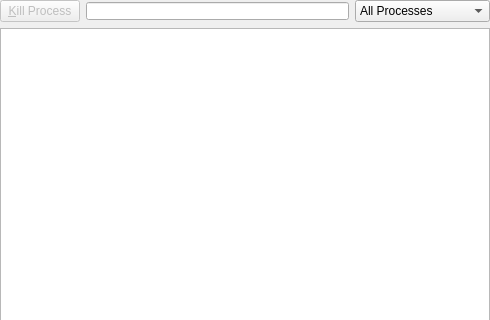
Above: processui/ProcessWidgetUI.ui from KDE/libksysguard before the change; both pictures show x 0 to 490 and y 0 to 320 of the 490 by 472 pixel window. Below: the same form after it.
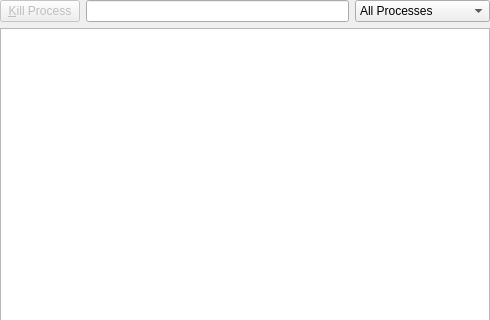
That is the form after the change. Custom widgets are drawn as their Qt base class.

Commit message: Do not set a style sheet on quick search widget

```diff
--- a/processui/ProcessWidgetUI.ui
+++ b/processui/ProcessWidgetUI.ui
@@ -45,9 +45,6 @@
      </item>
      <item>
       <widget class="KLineEdit" name="txtFilter" >
-       <property name="styleSheet" >
-        <string>QLineEdit { padding-right: 16; }</string>
-       </property>
        <property name="urlDropsEnabled" >
         <bool>false</bool>
        </property>
```
